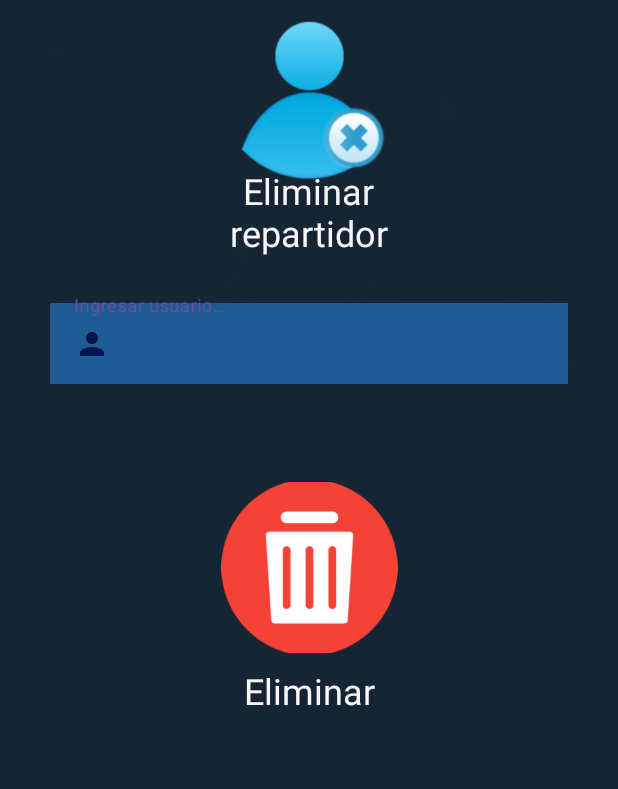
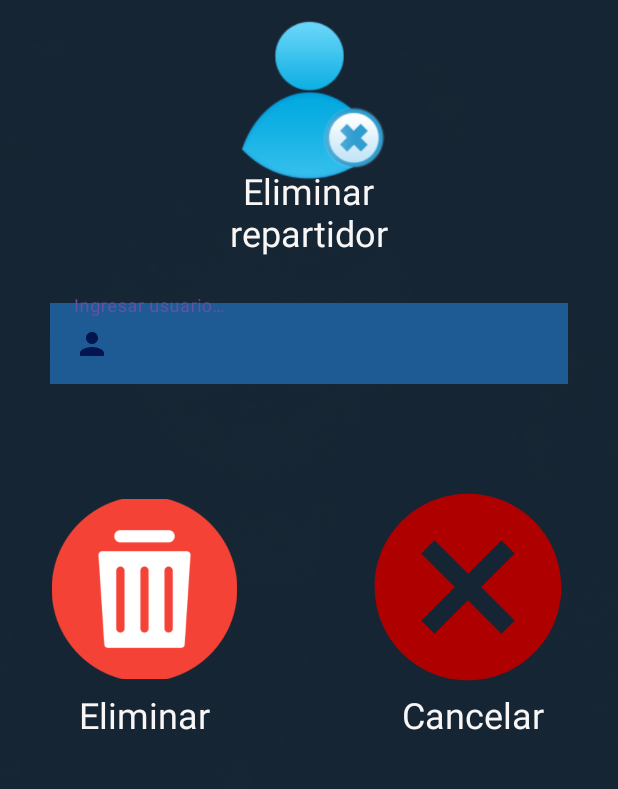
Before and after one commit to Concepline/SecureDeliveries, an Android app: the EliminarRepartidor screen opened directly, with no data from a screen before it, on a phone screen of 412 x 824 dp, the part 261-1050 px from its top. Run offline under Robolectric (Android 15) with nearby library versions, the light colour scheme and no system bars.

Commit message:
Se agrego la opción de cancelar EliminarRepartidor.kt

```diff
--- a/app/src/main/java/com/example/securedeliveries/EliminarRepartidor.kt
+++ b/app/src/main/java/com/example/securedeliveries/EliminarRepartidor.kt
@@ -12,6 +12,7 @@ class EliminarRepartidor : AppCompatActivity() {
 
     private lateinit var usuario: EditText
     private lateinit var eliminarbtn: ImageView
+    private lateinit var cancelarbtn: ImageView
     private lateinit var db: DBHelper
 
     override fun onCreate(savedInstanceState: Bundle?) {
@@ -21,6 +22,7 @@ class EliminarRepartidor : AppCompatActivity() {
         usuario = findViewById(R.id.usuario_eliminar)
 
         eliminarbtn = findViewById(R.id.btn_eliminar_usuario)
+        cancelarbtn = findViewById(R.id.btn_eliminar_cancelar)
 
         db = DBHelper(this)
 
@@ -42,5 +44,18 @@ class EliminarRepartidor : AppCompatActivity() {
                 }
             }
         }
+
+
+        cancelarbtn.setOnClickListener {
+            val intent = Intent(applicationContext,MenuSupervisor::class.java)
+            startActivity(intent)
+            finish()
+        }
+
+
+
+
     }
+
+
 }
--- a/app/src/main/res/layout/activity_eliminar_repartidor.xml
+++ b/app/src/main/res/layout/activity_eliminar_repartidor.xml
@@ -8,31 +8,48 @@
     tools:context=".EliminarRepartidor">
 
     <TextView
+        android:id="@+id/textView36"
+        android:layout_width="129dp"
+        android:layout_height="49dp"
+        android:text="@string/cancelar"
+        android:textAlignment="center"
+        android:textColor="#F8F6F6"
+        android:textSize="24sp"
+        app:layout_constraintBottom_toBottomOf="parent"
+        app:layout_constraintHorizontal_bias="0.886"
+        app:layout_constraintLeft_toLeftOf="parent"
+        app:layout_constraintRight_toRightOf="parent"
+        app:layout_constraintTop_toTopOf="parent"
+        app:layout_constraintVertical_bias="0.818" />
+
+    <ImageView
+        android:id="@+id/btn_eliminar_usuario"
+        android:layout_width="126dp"
+        android:layout_height="120dp"
+        android:clickable="true"
+        android:contentDescription="@string/usuario_img_repartidor"
+        app:layout_constraintBottom_toBottomOf="parent"
+        app:layout_constraintHorizontal_bias="0.116"
+        app:layout_constraintLeft_toLeftOf="parent"
+        app:layout_constraintRight_toRightOf="parent"
+        app:layout_constraintTop_toTopOf="parent"
+        app:layout_constraintVertical_bias="0.72"
+        app:srcCompat="@drawable/eliminar" />
+
+    <TextView
         android:id="@+id/textView24"
-        android:layout_width="189dp"
-        android:layout_height="62dp"
+        android:layout_width="129dp"
+        android:layout_height="49dp"
         android:text="@string/eliminar"
         android:textAlignment="center"
         android:textColor="#F8F6F6"
         android:textSize="24sp"
         app:layout_constraintBottom_toBottomOf="parent"
+        app:layout_constraintHorizontal_bias="0.111"
         app:layout_constraintLeft_toLeftOf="parent"
         app:layout_constraintRight_toRightOf="parent"
         app:layout_constraintTop_toTopOf="parent"
-        app:layout_constraintVertical_bias="0.811" />
-
-    <ImageView
-        android:id="@+id/btn_eliminar_usuario"
-        android:layout_width="127dp"
-        android:layout_height="114dp"
-        android:clickable="true"
-        android:contentDescription="@string/usuario_img_repartidor"
-        app:layout_constraintBottom_toBottomOf="parent"
-        app:layout_constraintLeft_toLeftOf="parent"
-        app:layout_constraintRight_toRightOf="parent"
-        app:layout_constraintTop_toTopOf="parent"
-        app:layout_constraintVertical_bias="0.698"
-        app:srcCompat="@drawable/eliminar" />
+        app:layout_constraintVertical_bias="0.818" />
 
     <com.google.android.material.textfield.TextInputLayout
         android:layout_width="345dp"
@@ -104,4 +121,18 @@
         app:layout_constraintTop_toTopOf="parent"
         app:layout_constraintVertical_bias="0.0"
         tools:ignore="TextSizeCheck" />
+
+    <ImageView
+        android:id="@+id/btn_eliminar_cancelar"
+        android:layout_width="197dp"
+        android:layout_height="149dp"
+        android:clickable="true"
+        android:contentDescription="@string/usuario_img_repartidor"
+        app:layout_constraintBottom_toBottomOf="parent"
+        app:layout_constraintHorizontal_bias="0.995"
+        app:layout_constraintLeft_toLeftOf="parent"
+        app:layout_constraintRight_toRightOf="parent"
+        app:layout_constraintTop_toTopOf="parent"
+        app:layout_constraintVertical_bias="0.727"
+        app:srcCompat="@drawable/baseline_cancel_24" />
 </androidx.constraintlayout.widget.ConstraintLayout>
```
